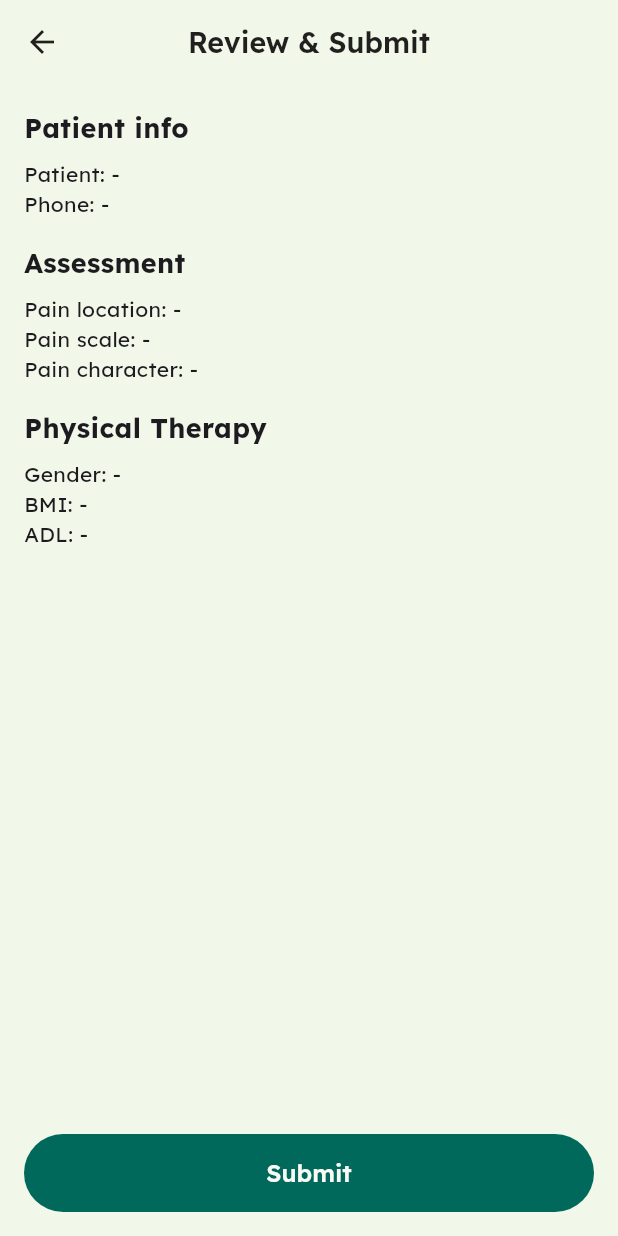
After one commit to HungNguyenBa1811/memotion, a Flutter app: the OnboardingScreen16 screen opened directly, on a phone screen of 412 x 824 dp. The commit adds this screen. Run offline on Flutter 3.47's test engine with Material 3 defaults, Android fonts, the phone set to English and light mode, and no system bars; our stand-ins replace camera, dio, flutter_riverpod, flutter_secure_storage, flutter_svg, freezed_annotation and 2 more; accounts and stored records are empty.

Commit message:
feat(onboarding): implement onboarding state management and API integration
- Added onboarding state model with JSON serialization.
- Created OnboardingNotifier for managing onboarding state and actions.
- Implemented OnboardingRepositoryDio for API calls related to user profiles and patient creation.
- Developed OnboardingScreen16 for reviewing and submitting patient information.

```diff
--- a/lib/core/router/app_router.dart
+++ b/lib/core/router/app_router.dart
@@ -52,7 +52,7 @@ class AppRoutes {
 /// Listenable để notify router khi auth state thay đổi
 class AuthNotifierListenable extends ChangeNotifier {
   AuthNotifierListenable(this._ref) {
-    _ref.listen<AuthState>(authProvider, (_, __) {
+    _ref.listen<AuthState>(authProvider, (_, _) {
       notifyListeners();
     });
   }
--- a/lib/features/onboarding/models/onboarding_data.dart
+++ b/lib/features/onboarding/models/onboarding_data.dart
@@ -294,6 +294,8 @@ class OnboardingData {
   final Gender? gender;
   final double? height;
   final double? weight;
+  // Calculated BMI (kg/m^2)
+  final double? bmi;
 
   // Step 3 - Health objectives
   final Set<HealthObjective> selectedObjectives;
@@ -333,6 +335,7 @@ class OnboardingData {
     this.gender,
     this.height,
     this.weight,
+    this.bmi,
     this.selectedObjectives = const <HealthObjective>{},
     this.selectedPainLocations = const <PainLocation>{},
     this.painLevel,
@@ -353,6 +356,7 @@ class OnboardingData {
     Gender? gender,
     double? height,
     double? weight,
+    double? bmi,
     Set<HealthObjective>? selectedObjectives,
     Set<PainLocation>? selectedPainLocations,
     int? painLevel,
@@ -372,6 +376,7 @@ class OnboardingData {
       gender: gender ?? this.gender,
       height: height ?? this.height,
       weight: weight ?? this.weight,
+      bmi: bmi ?? this.bmi,
       selectedObjectives: selectedObjectives ?? this.selectedObjectives,
       selectedPainLocations:
           selectedPainLocations ?? this.selectedPainLocations,
@@ -395,6 +400,7 @@ class OnboardingData {
       'gender': gender?.name,
       'height': height,
       'weight': weight,
+      'bmi': bmi,
       'selectedObjectives': selectedObjectives.map((e) => e.name).toList(),
       'selectedPainLocations': selectedPainLocations
           .map((e) => e.name)
--- a/lib/features/onboarding/providers/onboarding_provider.dart
+++ b/lib/features/onboarding/providers/onboarding_provider.dart
@@ -64,12 +64,24 @@ class OnboardingNotifier extends StateNotifier<OnboardingData> {
 
   /// Cập nhật chiều cao (cm)
   void setHeight(double height) {
-    state = state.copyWith(height: height);
+    double? bmi;
+    final currentWeight = state.weight;
+    if (currentWeight != null && height > 0) {
+      final meters = height / 100.0;
+      bmi = currentWeight / (meters * meters);
+    }
+    state = state.copyWith(height: height, bmi: bmi);
   }
 
   /// Cập nhật cân nặng (kg)
   void setWeight(double weight) {
-    state = state.copyWith(weight: weight);
+    double? bmi;
+    final currentHeight = state.height;
+    if (currentHeight != null && currentHeight > 0) {
+      final meters = currentHeight / 100.0;
+      bmi = weight / (meters * meters);
+    }
+    state = state.copyWith(weight: weight, bmi: bmi);
   }
 
   /// ========== Step 3: Health Objectives ==========
--- /dev/null
+++ b/lib/features/onboarding/screens/onboarding_screen_16.dart
@@ -0,0 +1,72 @@
+import 'package:flutter/material.dart';
+import 'package:flutter_riverpod/flutter_riverpod.dart';
+import '../providers/onboarding_notifier.dart';
+
+class OnboardingScreen16 extends ConsumerWidget {
+  const OnboardingScreen16({Key? key}) : super(key: key);
+
+  @override
+  Widget build(BuildContext context, WidgetRef ref) {
+    final state = ref.watch(onboardingNotifierProvider);
+    final notifier = ref.read(onboardingNotifierProvider.notifier);
+
+    return Scaffold(
+      appBar: AppBar(title: const Text('Review & Submit')),
+      body: Padding(
+        padding: const EdgeInsets.all(16.0),
+        child: Column(
+          crossAxisAlignment: CrossAxisAlignment.start,
+          children: [
+            const Text(
+              'Patient info',
+              style: TextStyle(fontSize: 18, fontWeight: FontWeight.bold),
+            ),
+            const SizedBox(height: 8),
+            Text('Patient: ${state.patientFullName ?? '-'}'),
+            Text('Phone: ${state.patientPhone ?? '-'}'),
+            const SizedBox(height: 16),
+
+            const Text(
+              'Assessment',
+              style: TextStyle(fontSize: 18, fontWeight: FontWeight.bold),
+            ),
+            const SizedBox(height: 8),
+            Text('Pain location: ${state.painLocation ?? '-'}'),
+            Text('Pain scale: ${state.painScaleScore ?? '-'}'),
+            Text('Pain character: ${state.painCharacter ?? '-'}'),
+            const SizedBox(height: 16),
+
+            const Text(
+              'Physical Therapy',
+              style: TextStyle(fontSize: 18, fontWeight: FontWeight.bold),
+            ),
+            const SizedBox(height: 8),
+            Text('Gender: ${state.gender ?? '-'}'),
+            Text('BMI: ${state.bmiScore?.toStringAsFixed(1) ?? '-'}'),
+            Text('ADL: ${state.adlScore ?? '-'}'),
+            const Spacer(),
+
+            SizedBox(
+              width: double.infinity,
+              child: ElevatedButton(
+                onPressed: state.isLoading
+                    ? null
+                    : () async {
+                        final ok = await notifier.submitFinalProfile(context);
+                        if (!ok) {
+                          ScaffoldMessenger.of(context).showSnackBar(
+                            const SnackBar(content: Text('Submission failed')),
+                          );
+                        }
+                      },
+                child: state.isLoading
+                    ? const CircularProgressIndicator(color: Colors.white)
+                    : const Text('Submit'),
+              ),
+            ),
+          ],
+        ),
+      ),
+    );
+  }
+}
```
Also changed, not shown: lib/features/onboarding/models/onboarding_state.dart (added, +55 -0 lines), lib/features/onboarding/providers/onboarding_notifier.dart (added, +228 -0 lines), lib/features/onboarding/repositories/onboarding_repository_dio.dart (added, +103 -0 lines), lib/features/onboarding/widgets/step_builders/step10_builder.dart (+14 -3 lines), lib/features/onboarding/widgets/step_builders/step14_builder.dart (+28 -3 lines), lib/features/onboarding/widgets/step_builders/step15_builder.dart (+28 -3 lines), lib/features/onboarding/models/onboarding_state.freezed.dart (added), lib/features/onboarding/models/onboarding_state.g.dart (added), lib/features/profile/data/dto/user_detail_response_dto.g.dart (deleted), 1 other file.
